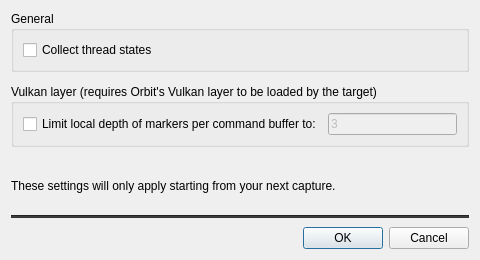
Old version of the form src/OrbitQt/CaptureOptionsDialog.ui in the repository google/orbit.
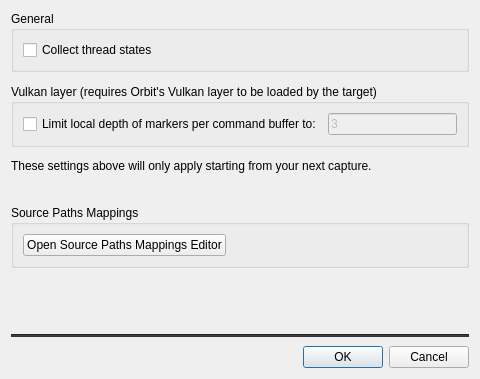
New version of the form.

Commit message: Integrate Source Paths Mapping Editor

Diff of the .ui file:
```diff
--- a/src/OrbitQt/CaptureOptionsDialog.ui
+++ b/src/OrbitQt/CaptureOptionsDialog.ui
@@ -10,7 +10,7 @@
     <x>0</x>
     <y>0</y>
     <width>480</width>
-    <height>260</height>
+    <height>379</height>
    </rect>
   </property>
   <property name="windowTitle">
@@ -101,20 +101,74 @@
        </layout>
       </widget>
      </item>
-     <item>
-      <spacer name="verticalSpacer">
-       <property name="orientation">
-        <enum>Qt::Vertical</enum>
-       </property>
-      </spacer>
-     </item>
      <item>
       <widget class="QLabel" name="label">
        <property name="text">
-        <string>These settings will only apply starting from your next capture.</string>
+        <string>These settings above will only apply starting from your next capture.</string>
        </property>
       </widget>
      </item>
+     <item>
+      <spacer name="verticalSpacer_2">
+       <property name="orientation">
+        <enum>Qt::Vertical</enum>
+       </property>
+       <property name="sizeType">
+        <enum>QSizePolicy::Minimum</enum>
+       </property>
+       <property name="sizeHint" stdset="0">
+        <size>
+         <width>20</width>
+         <height>20</height>
+        </size>
+       </property>
+      </spacer>
+     </item>
+     <item>
+      <widget class="QGroupBox" name="groupBox_3">
+       <property name="title">
+        <string>Source Paths Mappings</string>
+       </property>
+       <layout class="QGridLayout" name="gridLayout_2">
+        <item row="0" column="0">
+         <widget class="QPushButton" name="openSourcePathsMappingDialog">
+          <property name="toolTip">
+           <string>Source Paths Mappings are applied to source paths from debug information if the given paths are not found locally. It is needed for showing source code inside of Orbit.</string>
+          </property>
+          <property name="text">
+           <string>Open Source Paths Mappings Editor</string>
+          </property>
+         </widget>
+        </item>
+        <item row="0" column="1">
+         <spacer name="horizontalSpacer">
+          <property name="orientation">
+           <enum>Qt::Horizontal</enum>
+          </property>
+          <property name="sizeHint" stdset="0">
+           <size>
+            <width>40</width>
+            <height>20</height>
+           </size>
+          </property>
+         </spacer>
+        </item>
+       </layout>
+      </widget>
+     </item>
+     <item>
+      <spacer name="verticalSpacer">
+       <property name="orientation">
+        <enum>Qt::Vertical</enum>
+       </property>
+       <property name="sizeHint" stdset="0">
+        <size>
+         <width>0</width>
+         <height>0</height>
+        </size>
+       </property>
+      </spacer>
+     </item>
     </layout>
    </item>
   </layout>
```
The commit also changes 3 other files.
